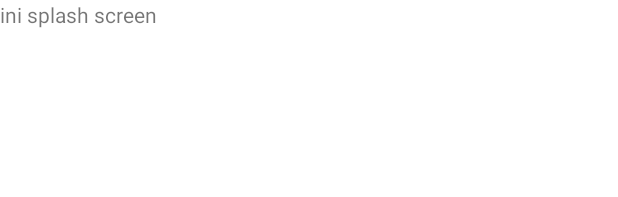
After one commit to AjiSuryawan/Kalkulator10PPLG2, an Android app: the layout activity_splash_screen.xml on its own in the app's theme, with its tools: preview values and no code run, on a phone screen of 412 x 824 dp. The commit adds this screen. Shown: the top 197 px of the screen. Run offline under Robolectric (Android 15) with nearby library versions, the phone set to English and light mode, and no system bars.

Commit message:
fix: [AS] splash screeen session

```diff
--- /dev/null
+++ b/app/src/main/res/layout/activity_splash_screen.xml
@@ -0,0 +1,16 @@
+<?xml version="1.0" encoding="utf-8"?>
+<LinearLayout
+    android:orientation="vertical"
+    xmlns:android="http://schemas.android.com/apk/res/android"
+    xmlns:app="http://schemas.android.com/apk/res-auto"
+    xmlns:tools="http://schemas.android.com/tools"
+    android:layout_width="match_parent"
+    android:layout_height="match_parent"
+    tools:context=".SplashScreen">
+
+    <TextView
+        android:text="ini splash screen"
+        android:layout_width="wrap_content"
+        android:layout_height="wrap_content"/>
+
+</LinearLayout>
```
Also changed, not shown: app/src/main/AndroidManifest.xml (+18 -8 lines), app/src/main/java/com/example/kalkulator10pplg2/MainActivity.java (+22 -0 lines), app/src/main/java/com/example/kalkulator10pplg2/SplashScreen.java (added, +38 -0 lines).
